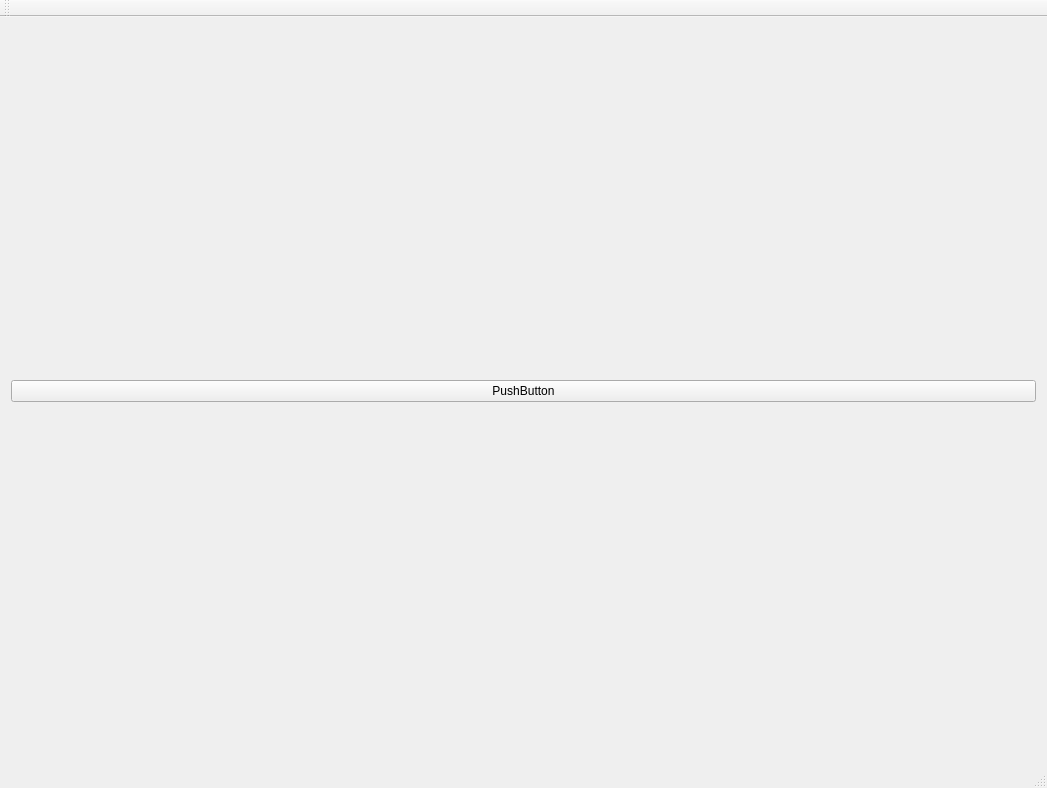
Before: the Qt Designer form mainwindow.ui in FredrikEik/Physics_Engine, drawn with Qt 5.
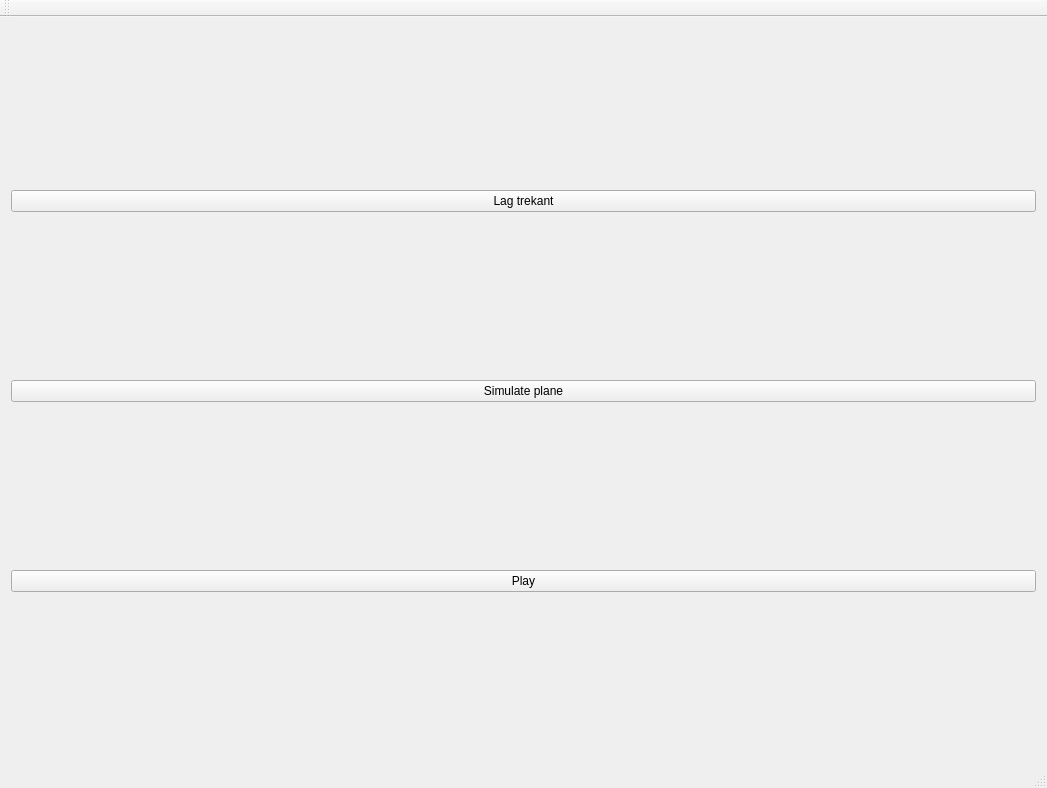
After: the same form once the commit is applied.

```diff
--- a/mainwindow.ui
+++ b/mainwindow.ui
@@ -18,7 +18,21 @@
     <item>
      <widget class="QPushButton" name="pushButton">
       <property name="text">
-       <string>PushButton</string>
+       <string>Lag trekant</string>
+      </property>
+     </widget>
+    </item>
+    <item>
+     <widget class="QPushButton" name="pushButton_2">
+      <property name="text">
+       <string>Simulate plane</string>
+      </property>
+     </widget>
+    </item>
+    <item>
+     <widget class="QPushButton" name="pushButton_3">
+      <property name="text">
+       <string>Play</string>
       </property>
      </widget>
     </item>
```
Left out of the diff: 2 changed lines with no effect on the pictures.
